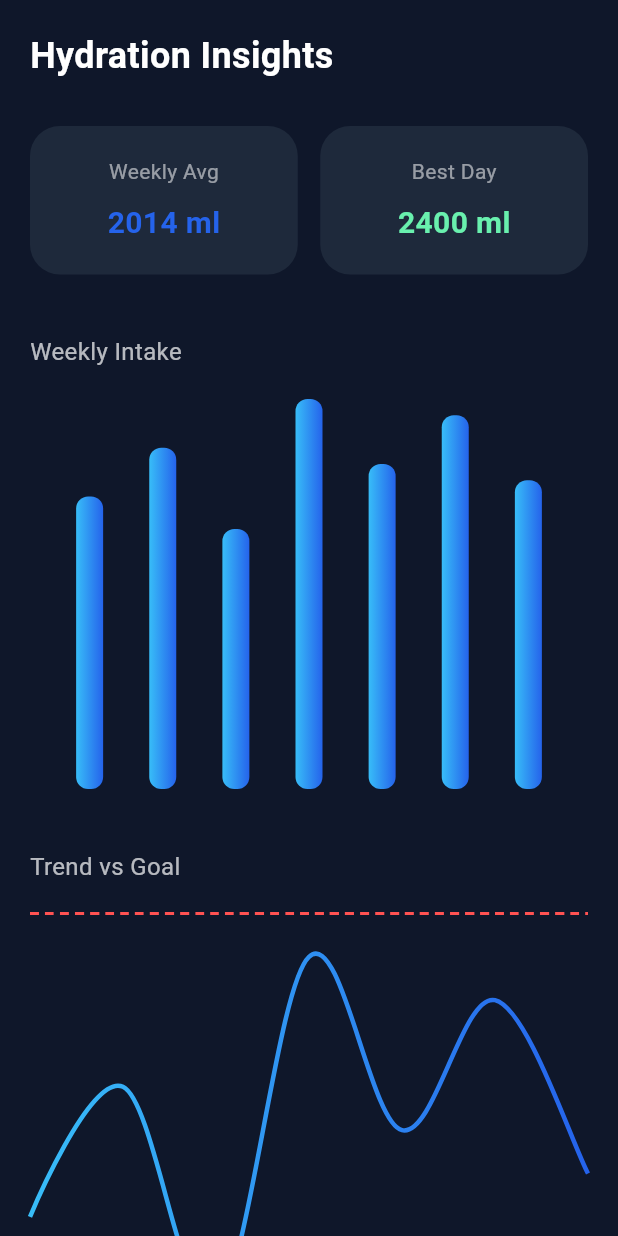
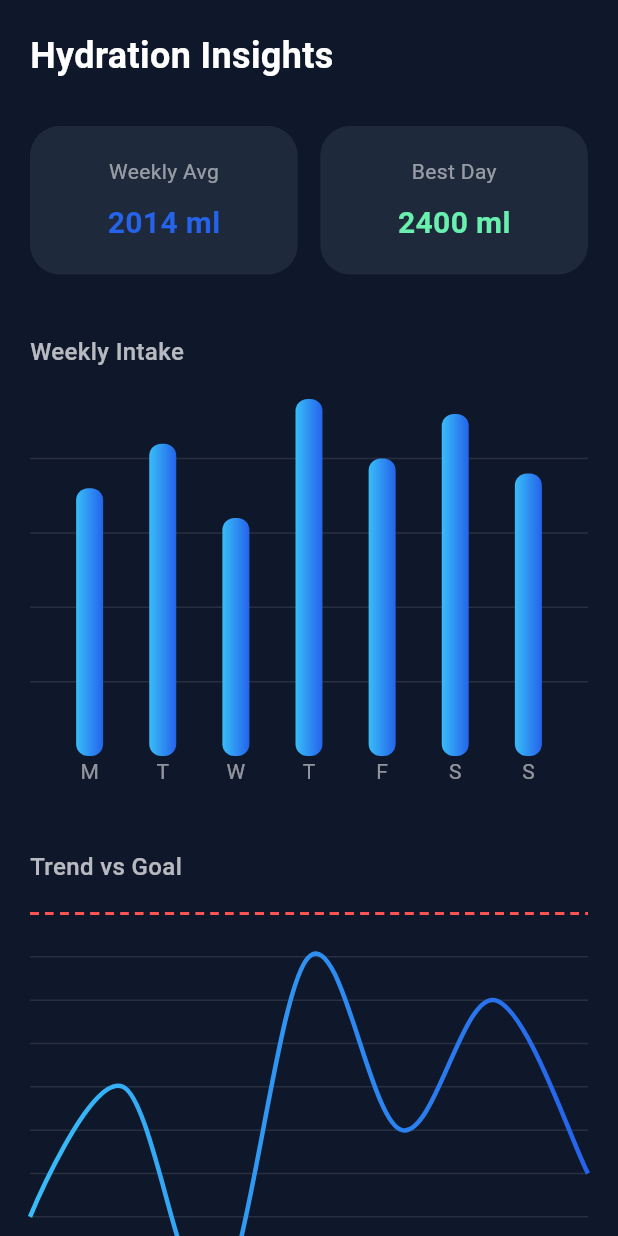
Before and after one commit to inojBhashitha/Smart-Water-Bottle-IoT, a Flutter app: the screen it shows after launch, on a phone screen of 412 x 824 dp. Run offline on Flutter 3.47's test engine with Material 3 defaults, Android fonts, the phone set to English and light mode, and no system bars; drawn by our look-alikes of fl_chart.

Commit message:
final UI adjustments and cleanup

```diff
--- a/mobile-app/smart_water_bottle_app/lib/screens/stats/stats_screen.dart
+++ b/mobile-app/smart_water_bottle_app/lib/screens/stats/stats_screen.dart
@@ -4,17 +4,26 @@ import 'package:fl_chart/fl_chart.dart';
 class StatsScreen extends StatelessWidget {
   const StatsScreen({super.key});
 
-  static final List<int> weeklyIntake = [1800, 2100, 1600, 2400, 2000, 2300, 1900];
-  static const double goal = 2500;
+  @override
+  Widget build(BuildContext context) {
+    final List<double> weeklyIntake = [
+      1800,
+      2100,
+      1600,
+      2400,
+      2000,
+      2300,
+      1900
+    ];
 
-  static final double average =
+    const double goal = 2500;
+
+    double average =
         weeklyIntake.reduce((a, b) => a + b) / weeklyIntake.length;
 
-  static final int bestDay =
+    double bestDay =
     weeklyIntake.reduce((a, b) => a > b ? a : b);
 
-  @override
-  Widget build(BuildContext context) {
     return Scaffold(
       backgroundColor: const Color(0xFF0F172A),
       body: SafeArea(
@@ -24,7 +33,6 @@ class StatsScreen extends StatelessWidget {
             crossAxisAlignment: CrossAxisAlignment.start,
             children: [
 
-              // Title
               const Text(
                 "Hydration Insights",
                 style: TextStyle(
@@ -36,7 +44,7 @@ class StatsScreen extends StatelessWidget {
 
               const SizedBox(height: 30),
 
-              // Stats Cards
+              // 🔹 Summary Cards
               Row(
                 children: [
                   Expanded(
@@ -59,99 +67,166 @@ class StatsScreen extends StatelessWidget {
 
               const SizedBox(height: 40),
 
-              // Bar Chart Title
               const Text(
                 "Weekly Intake",
-                style: TextStyle(color: Colors.white70, fontSize: 16),
+                style: TextStyle(
+                    color: Colors.white70,
+                    fontSize: 16,
+                    fontWeight: FontWeight.w500),
               ),
 
               const SizedBox(height: 20),
 
-              // Bar Chart
               SizedBox(
                 height: 260,
                 child: BarChart(
                   BarChartData(
+                    backgroundColor: Colors.transparent,
                     borderData: FlBorderData(show: false),
-                    gridData: FlGridData(show: false),
-                    titlesData: FlTitlesData(show: false),
-                    barGroups: weeklyIntake.asMap().entries.map((entry) {
-                      return BarChartGroupData(
+                    gridData: FlGridData(
+                      show: true,
+                      drawVerticalLine: false,
+                      getDrawingHorizontalLine: (value) {
+                        return FlLine(
+                          color: Colors.white10,
+                          strokeWidth: 1,
+                        );
+                      },
+                    ),
+                    titlesData: FlTitlesData(
+                      bottomTitles: AxisTitles(
+                        sideTitles: SideTitles(
+                          showTitles: true,
+                          getTitlesWidget: (value, meta) {
+                            const days = [
+                              "M",
+                              "T",
+                              "W",
+                              "T",
+                              "F",
+                              "S",
+                              "S"
+                            ];
+                            return Text(
+                              days[value.toInt()],
+                              style: const TextStyle(
+                                  color: Colors.white54),
+                            );
+                          },
+                        ),
+                      ),
+                      leftTitles: AxisTitles(
+                        sideTitles: SideTitles(showTitles: false),
+                      ),
+                      rightTitles: AxisTitles(
+                        sideTitles: SideTitles(showTitles: false),
+                      ),
+                      topTitles: AxisTitles(
+                        sideTitles: SideTitles(showTitles: false),
+                      ),
+                    ),
+                    barGroups: weeklyIntake
+                        .asMap()
+                        .entries
+                        .map(
+                          (entry) => BarChartGroupData(
                         x: entry.key,
                         barRods: [
                           BarChartRodData(
-                            toY: entry.value.toDouble(),
+                            toY: entry.value,
                             width: 18,
-                            borderRadius: BorderRadius.circular(8),
+                            borderRadius:
+                            BorderRadius.circular(8),
                             gradient: LinearGradient(
                               colors: entry.value >= goal
-                                  ? [Colors.greenAccent, Colors.green]
-                                  : [const Color(0xFF38BDF8), const Color(0xFF2563EB)],
+                                  ? [
+                                Colors.greenAccent,
+                                Colors.green
+                              ]
+                                  : [
+                                const Color(0xFF38BDF8),
+                                const Color(0xFF2563EB)
+                              ],
                             ),
                           ),
                         ],
-                      );
-                    }).toList(),
+                      ),
+                    )
+                        .toList(),
                   ),
                 ),
               ),
 
               const SizedBox(height: 40),
 
-              // Line Chart Title
               const Text(
                 "Trend vs Goal",
-                style: TextStyle(color: Colors.white70, fontSize: 16),
+                style: TextStyle(
+                    color: Colors.white70,
+                    fontSize: 16,
+                    fontWeight: FontWeight.w500),
               ),
 
               const SizedBox(height: 20),
 
-              // Line Chart with Goal Line
               SizedBox(
                 height: 260,
                 child: LineChart(
                   LineChartData(
+                    backgroundColor: Colors.transparent,
                     borderData: FlBorderData(show: false),
-                    gridData: FlGridData(show: false),
+                    gridData: FlGridData(
+                      show: true,
+                      drawVerticalLine: false,
+                      getDrawingHorizontalLine: (value) {
+                        return FlLine(
+                          color: Colors.white10,
+                          strokeWidth: 1,
+                        );
+                      },
+                    ),
                     titlesData: FlTitlesData(show: false),
                     lineBarsData: [
-                      // Weekly intake line
+
+                      // Intake Line
                       LineChartBarData(
                         spots: weeklyIntake
                             .asMap()
                             .entries
-                            .map((e) => FlSpot(
-                          e.key.toDouble(),
-                          e.value.toDouble(),
-                        ))
+                            .map((e) =>
+                            FlSpot(e.key.toDouble(), e.value))
                             .toList(),
                         isCurved: true,
                         gradient: const LinearGradient(
-                          colors: [Color(0xFF38BDF8), Color(0xFF2563EB)],
+                          colors: [
+                            Color(0xFF38BDF8),
+                            Color(0xFF2563EB)
+                          ],
                         ),
                         barWidth: 3,
                         dotData: FlDotData(show: false),
                       ),
 
-                      // Goal dashed line
+                      // Goal Line
                       LineChartBarData(
                         spots: List.generate(
                           weeklyIntake.length,
-                              (index) => FlSpot(index.toDouble(), goal),
+                              (index) =>
+                              FlSpot(index.toDouble(), goal),
                         ),
+                        isCurved: false,
                         color: Colors.redAccent,
-                        dashArray: [6, 4],
                         barWidth: 2,
                         dotData: FlDotData(show: false),
+                        dashArray: [6, 4],
                       ),
                     ],
                   ),
                 ),
               ),
 
-              const SizedBox(height: 40),
+              const SizedBox(height: 30),
 
-              // Hydration Score
               hydrationScore(average, goal),
             ],
           ),
@@ -159,14 +234,11 @@ class StatsScreen extends StatelessWidget {
       ),
     );
   }
-}
 
-/// Reusable Stat Card
-Widget statCard({
-  required String title,
+  Widget statCard(
+      {required String title,
         required String value,
-  required Color color,
-}) {
+        required Color color}) {
     return Container(
       padding: const EdgeInsets.all(20),
       decoration: BoxDecoration(
@@ -175,10 +247,9 @@ Widget statCard({
       ),
       child: Column(
         children: [
-        Text(
-          title,
-          style: const TextStyle(color: Colors.white54),
-        ),
+          Text(title,
+              style:
+              const TextStyle(color: Colors.white54)),
           const SizedBox(height: 10),
           Text(
             value,
@@ -193,9 +264,8 @@ Widget statCard({
     );
   }
 
-/// Hydration Score Widget
   Widget hydrationScore(double avg, double goal) {
-  final double score = (avg / goal).clamp(0.0, 1.0);
+    double score = (avg / goal).clamp(0.0, 1.0);
 
     return Container(
       padding: const EdgeInsets.all(20),
@@ -204,27 +274,31 @@ Widget hydrationScore(double avg, double goal) {
         borderRadius: BorderRadius.circular(20),
       ),
       child: Column(
-      crossAxisAlignment: CrossAxisAlignment.start,
         children: [
           const Text(
-          "Hydration Score",
-          style: TextStyle(color: Colors.white70),
+            "Hydration Consistency",
+            style:
+            TextStyle(color: Colors.white70),
           ),
-        const SizedBox(height: 12),
+          const SizedBox(height: 15),
           LinearProgressIndicator(
             value: score,
+            minHeight: 10,
             backgroundColor: Colors.white12,
-          color: Colors.greenAccent,
+            color: score > 0.8
+                ? Colors.greenAccent
+                : score > 0.5
+                ? Colors.orangeAccent
+                : Colors.redAccent,
           ),
-        const SizedBox(height: 8),
+          const SizedBox(height: 10),
           Text(
-          "${(score * 100).toInt()}%",
+            "${(score * 100).toInt()}% of goal achieved on average",
             style: const TextStyle(
-            color: Colors.white,
-            fontWeight: FontWeight.bold,
-          ),
+                color: Colors.white54),
           ),
         ],
       ),
     );
   }
+}
```
Lines whose indentation alone changed are shown as unchanged.
